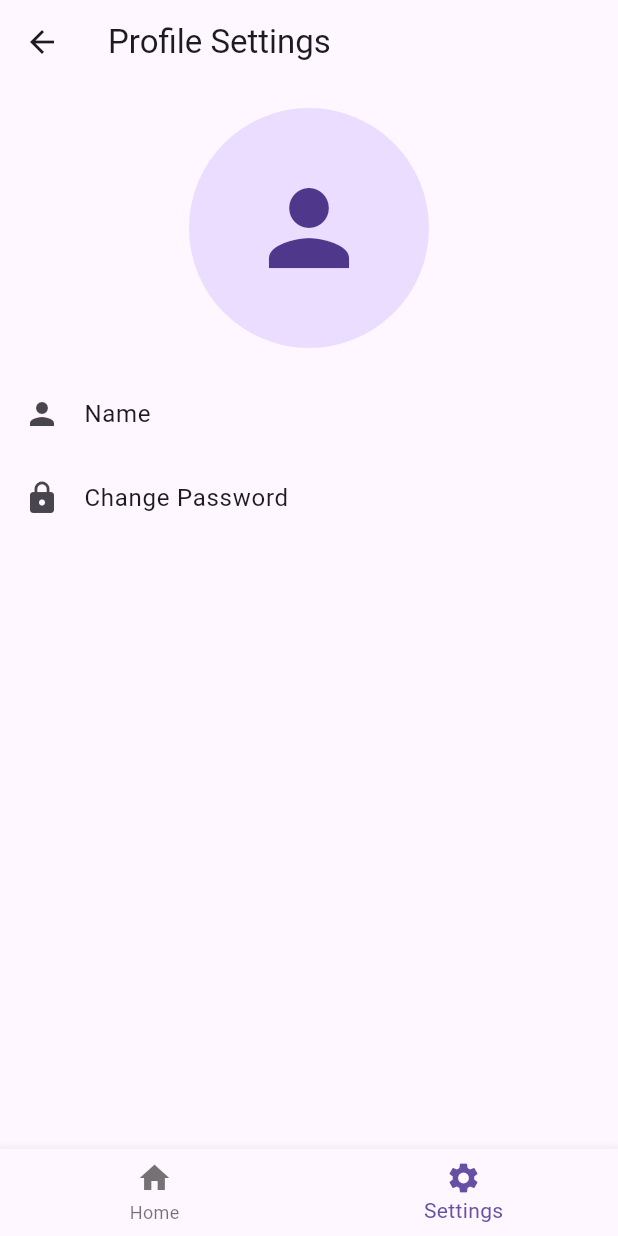
After one commit to RiHuuang/SafeWalk, a Flutter app: the ProfileSettingsPage screen opened directly, on a phone screen of 412 x 824 dp. The commit adds this screen. Run offline on Flutter 3.47's test engine with Material 3 defaults, Android fonts, the phone set to English and light mode, and no system bars; our stand-ins replace firebase_auth, firebase_core, google_maps_flutter, location; missing offline and left inert: firebase_app_check, flutter_config; accounts and stored records are empty.

Commit message:
edit on unclicked features

```diff
--- a/safewalk/lib/main.dart
+++ b/safewalk/lib/main.dart
@@ -1,6 +1,7 @@
 import 'package:firebase_core/firebase_core.dart';
 import 'package:flutter/material.dart';
 import 'package:flutter_config/flutter_config.dart';
+import 'package:safewalk/home_page.dart';
 import 'login_page.dart';
 import 'register_page.dart';
 import 'package:firebase_auth/firebase_auth.dart';
@@ -75,7 +76,7 @@ class _SafeWalkPageState extends State<SafeWalkPage> {
                   onPressed: () {
                     Navigator.push(
                       context,
-                      MaterialPageRoute(builder: (context) => LoginPage()),
+                      MaterialPageRoute(builder: (context) => HomePage()),
                     );
                   },
                   style: ButtonStyle(
--- /dev/null
+++ b/safewalk/lib/profile_page.dart
@@ -0,0 +1,64 @@
+import 'package:flutter/material.dart';
+import 'package:safewalk/home_page.dart';
+import 'package:safewalk/login_page.dart';
+
+class ProfileSettingsPage extends StatelessWidget {
+  @override
+  Widget build(BuildContext context) {
+    return Scaffold(
+      appBar: AppBar(
+        title: Text('Profile Settings'),
+      ),
+      body: Column(
+        crossAxisAlignment: CrossAxisAlignment.stretch,
+        children: [
+          Container(
+            padding: EdgeInsets.all(16),
+            child: CircleAvatar(
+              radius: 80,
+              child: Icon(
+                Icons.person,
+                size: 80,
+              ),
+            ),
+          ),
+          ListTile(
+            leading: Icon(Icons.person),
+            title: Text('Name'),
+            onTap: () {
+              // Handle name tap
+            },
+          ),
+          ListTile(
+            leading: Icon(Icons.lock),
+            title: Text('Change Password'),
+            onTap: () {
+              // Handle change password tap
+            },
+          ),
+        ],
+      ),
+      bottomNavigationBar: BottomNavigationBar(
+        items: [
+          BottomNavigationBarItem(
+            icon: Icon(Icons.home),
+            label: 'Home',
+          ),
+          BottomNavigationBarItem(
+            icon: Icon(Icons.settings),
+            label: 'Settings',
+          ),
+        ],
+        currentIndex: 1,
+        onTap: (index) {
+          if (index == 0) {
+            Navigator.push(
+              context,
+              MaterialPageRoute(builder: (context) => HomePage()),
+            );
+          }
+        },
+      ),
+    );
+  }
+}
```
Also changed, not shown: safewalk/lib/home_page.dart (+39 -3 lines), safewalk/lib/settings_page.dart (+112 -8 lines).
